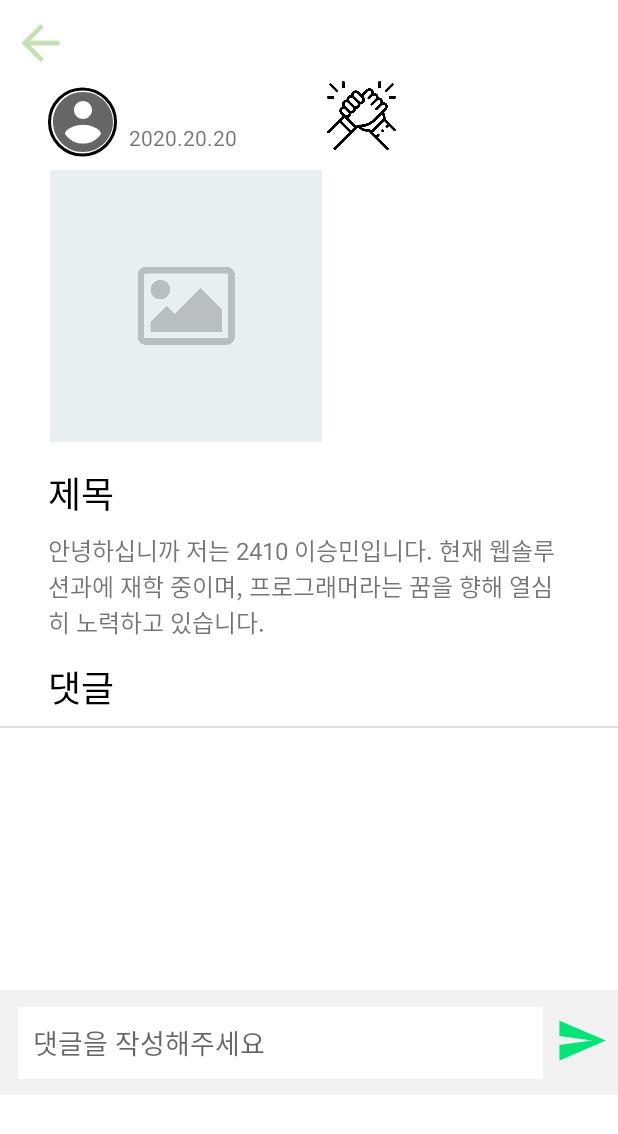
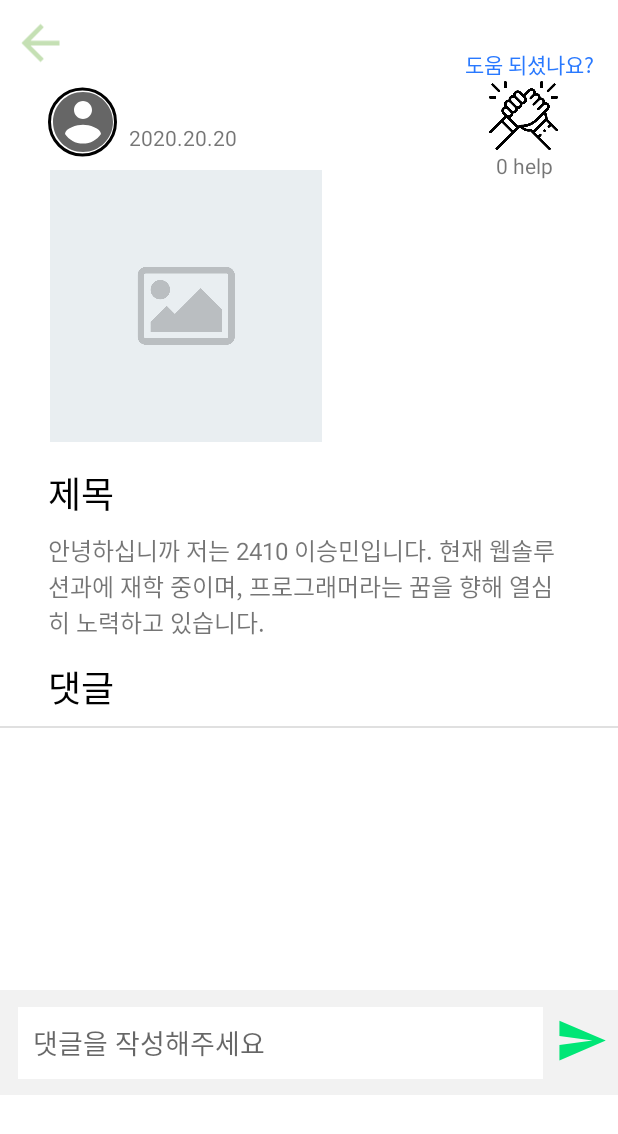
Before and after one commit to julianne03/Dongji, an Android app: the DetailPageActivity screen opened directly, with no data from a screen before it, on a phone screen of 412 x 824 dp. Shown: the top 1134 px of the screen. Run offline under Robolectric (Android 15) with nearby library versions, the phone set to English and light mode, and no system bars; our stand-ins replace Firebase (no records; nobody signed in at launch, a user with empty details on screens opened directly); libraries missing offline, so code that uses them is left out: com.mikhaellopez.circularimageview; plain views replace CircularImageView; Roboto replaces fonts that are not available here; 4 statements that could not run were skipped.

Commit message:
help icon add (#15) (#19)

```diff
--- a/app/src/main/res/layout/activity_detail_page.xml
+++ b/app/src/main/res/layout/activity_detail_page.xml
@@ -36,7 +36,7 @@
                     app:layout_constraintStart_toStartOf="parent"
                     app:layout_constraintTop_toBottomOf="@+id/detail_back_btn" />
 
-                <TextView
+                <kr.hs.emirim.s2019w28.dongji.NaumBarunGothicBold
                     android:id="@+id/post_title_detail"
                     android:layout_width="wrap_content"
                     android:layout_height="wrap_content"
@@ -70,7 +70,7 @@
                     app:layout_constraintTop_toBottomOf="@+id/detail_user"
                     app:srcCompat="@drawable/default_image" />
 
-                <TextView
+                <kr.hs.emirim.s2019w28.dongji.NaumBarunGothic
                     android:id="@+id/post_content_detail"
                     android:layout_width="350dp"
                     android:layout_height="77dp"
@@ -91,12 +91,12 @@
                     app:layout_constraintTop_toBottomOf="@+id/divider6" />
 
                 <ImageView
-                    android:id="@+id/help_btn"
+                    android:id="@+id/detail_help_btn"
                     android:layout_width="46dp"
                     android:layout_height="47dp"
-                    android:layout_marginStart="60dp"
                     android:layout_marginTop="4dp"
-                    app:layout_constraintStart_toEndOf="@+id/detail_post_date"
+                    android:layout_marginEnd="40dp"
+                    app:layout_constraintEnd_toEndOf="parent"
                     app:layout_constraintTop_toBottomOf="@+id/detail_back_btn"
                     app:srcCompat="@drawable/help_icon" />
 
@@ -139,7 +139,7 @@
 
                 </androidx.constraintlayout.widget.ConstraintLayout>
 
-                <TextView
+                <kr.hs.emirim.s2019w28.dongji.NaumBarunGothic
                     android:id="@+id/comment"
                     android:layout_width="wrap_content"
                     android:layout_height="wrap_content"
@@ -161,7 +161,7 @@
                     app:layout_constraintStart_toStartOf="parent"
                     app:layout_constraintTop_toBottomOf="@+id/comment" />
 
-                <TextView
+                <kr.hs.emirim.s2019w28.dongji.NaumBarunGothicBold
                     android:id="@+id/detail_post_user"
                     android:layout_width="wrap_content"
                     android:layout_height="wrap_content"
@@ -173,7 +173,7 @@
                     app:layout_constraintStart_toEndOf="@+id/detail_user"
                     app:layout_constraintTop_toBottomOf="@+id/detail_back_btn" />
 
-                <TextView
+                <kr.hs.emirim.s2019w28.dongji.NaumBarunGothic
                     android:id="@+id/detail_post_date"
                     android:layout_width="wrap_content"
                     android:layout_height="wrap_content"
@@ -182,6 +182,25 @@
                     app:layout_constraintStart_toEndOf="@+id/detail_user"
                     app:layout_constraintTop_toBottomOf="@+id/detail_post_user" />
 
+                <kr.hs.emirim.s2019w28.dongji.NaumBarunGothic
+                    android:id="@+id/textView26"
+                    android:layout_width="wrap_content"
+                    android:layout_height="wrap_content"
+                    android:layout_marginEnd="16dp"
+                    android:text="도움 되셨나요?"
+                    android:textColor="#2979FF"
+                    app:layout_constraintBottom_toTopOf="@+id/detail_help_btn"
+                    app:layout_constraintEnd_toEndOf="parent" />
+
+                <kr.hs.emirim.s2019w28.dongji.NaumBarunGothic
+                    android:id="@+id/detail_help_count"
+                    android:layout_width="wrap_content"
+                    android:layout_height="wrap_content"
+                    android:layout_marginEnd="43dp"
+                    android:text="0 help"
+                    app:layout_constraintEnd_toEndOf="parent"
+                    app:layout_constraintTop_toBottomOf="@+id/detail_help_btn" />
+
             </androidx.constraintlayout.widget.ConstraintLayout>
         </LinearLayout>
     </ScrollView>
```
Also changed, not shown: app/src/main/java/kr/hs/emirim/s2019w28/dongji/Adapter/PostRecyclerAdapter.java (+10 -0 lines), app/src/main/res/layout/post_list_item.xml (+37 -7 lines).
